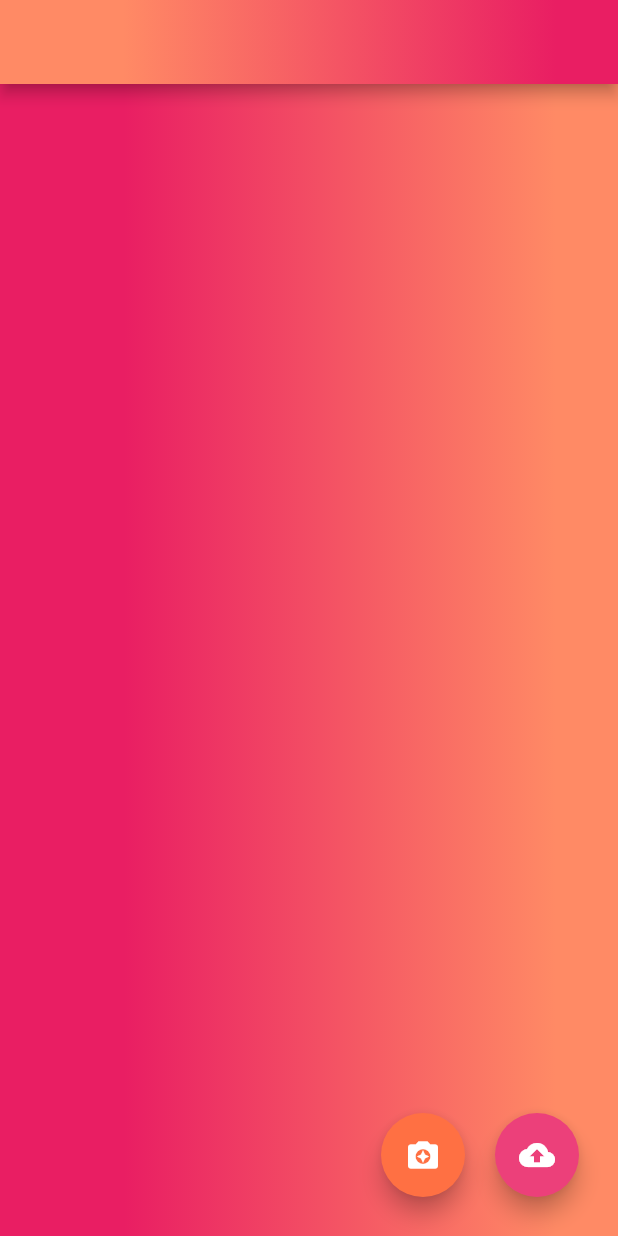
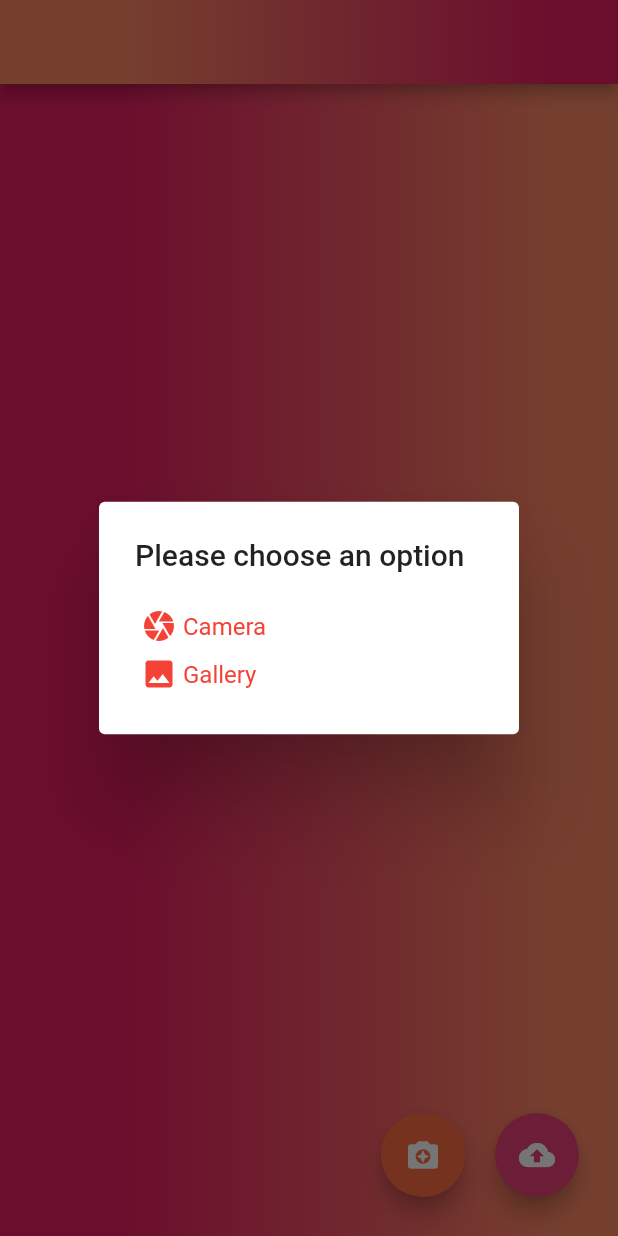
Before and after one commit to rabikrishnayadav/flutter_photo_sharing_clone_app, a Flutter app: the HomeScreen screen opened directly, after a tap on the "camera enhance" icon, on a phone screen of 412 x 824 dp. Run offline on Flutter 3.47's test engine with Material 2 defaults, Android fonts, the phone set to English and light mode, and no system bars; our stand-ins replace cloud_firestore, firebase_auth, firebase_core, firebase_storage, fluttertoast, image_cropper and 1 more; accounts and stored records are empty; network calls fail.

Commit message:
Image Picker add on floating button and also added if user login then redirect home screen or if not the login screen

```diff
--- a/lib/home_screen/home_screen.dart
+++ b/lib/home_screen/home_screen.dart
@@ -1,4 +1,8 @@
+import 'dart:io';
+
 import 'package:flutter/material.dart';
+import 'package:image_cropper/image_cropper.dart';
+import 'package:image_picker/image_picker.dart';
 
 class HomeScreen extends StatefulWidget {
 
@@ -7,6 +11,90 @@ class HomeScreen extends StatefulWidget {
 }
 
 class _HomeScreenState extends State<HomeScreen> {
+
+  File? imageFile;
+
+  String? imageUrl;
+
+  void _showImageDialog(){
+    showDialog(
+        context: context,
+        builder: (context){
+          return AlertDialog(
+            title: const Text("Please choose an option"),
+            content: Column(
+              mainAxisSize: MainAxisSize.min,
+              children: [
+                InkWell(
+                  onTap: (){
+                    _getFromCamera();
+                  },
+                  child: Row(
+                    children: const [
+                      Padding(
+                        padding: EdgeInsets.all(4.0),
+                        child: Icon(
+                          Icons.camera,
+                          color: Colors.red,
+                        ),
+                      ),
+                      Text(
+                        "Camera",
+                        style: TextStyle(color: Colors.red),
+                      ),
+                    ],
+                  ),
+                ),
+                InkWell(
+                  onTap: (){
+                    _getFromGallery();
+                  },
+                  child: Row(
+                    children: const [
+                      Padding(
+                        padding: EdgeInsets.all(4.0),
+                        child: Icon(
+                          Icons.image,
+                          color: Colors.red,
+                        ),
+                      ),
+                      Text(
+                        "Gallery",
+                        style: TextStyle(color: Colors.red),
+                      ),
+                    ],
+                  ),
+                ),
+              ],
+            ),
+          );
+        }
+    );
+  }
+
+  void _getFromCamera() async{
+    XFile? pickedFile = await ImagePicker().pickImage(source: ImageSource.camera);
+    _cropImage(pickedFile!.path);
+    Navigator.pop(context);
+  }
+
+  void _getFromGallery() async{
+    XFile? pickedFile = await ImagePicker().pickImage(source: ImageSource.gallery);
+    _cropImage(pickedFile!.path);
+    Navigator.pop(context);
+  }
+
+  void _cropImage(filePath) async{
+    CroppedFile? croppedImage = await ImageCropper().cropImage(
+        sourcePath: filePath, maxHeight: 1080, maxWidth: 1080);
+
+    if(croppedImage != null){
+      setState((){
+        imageFile = File(croppedImage.path);
+      });
+    }
+  }
+
   @override
   Widget build(BuildContext context) {
     return Container(
@@ -28,7 +116,7 @@ class _HomeScreenState extends State<HomeScreen> {
                 heroTag: "1",
                 backgroundColor: Colors.deepOrange.shade400,
                 onPressed: (){
-                  // show image Dialog
+                  _showImageDialog();
                 },
                 child: const Icon(Icons.camera_enhance),
               ),
--- a/lib/main.dart
+++ b/lib/main.dart
@@ -1,6 +1,8 @@
+import 'package:firebase_auth/firebase_auth.dart';
 import 'package:firebase_core/firebase_core.dart';
 import 'package:flutter/material.dart';
 
+import 'home_screen/home_screen.dart';
 import 'log_in/login_screen.dart';
 
 void main() {
@@ -44,7 +46,7 @@ class MyApp extends StatelessWidget {
        return MaterialApp(
          debugShowCheckedModeBanner: false,
          title: "Flutter Photo Sharing Clone App",
-         home: LoginScreen(),
+         home: FirebaseAuth.instance.currentUser == null ? LoginScreen() : HomeScreen(),
        );
       }
     );
```
